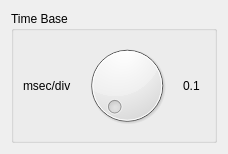
The window that frontend/Osci/timecontrol.ui (mru00/SampleScope) describes before a commit, drawn with Qt 5.
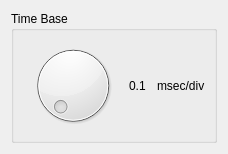
The same window after the commit.

```diff
--- a/frontend/Osci/timecontrol.ui
+++ b/frontend/Osci/timecontrol.ui
@@ -20,13 +20,6 @@
       <string>Time Base</string>
      </property>
      <layout class="QHBoxLayout" name="horizontalLayout">
-      <item>
-       <widget class="QLabel" name="labelUnit">
-        <property name="text">
-         <string>msec/div</string>
-        </property>
-       </widget>
-      </item>
       <item>
        <widget class="QDial" name="dialDelay">
         <property name="pageStep">
@@ -41,6 +34,13 @@
         </property>
        </widget>
       </item>
+      <item>
+       <widget class="QLabel" name="labelUnit">
+        <property name="text">
+         <string>msec/div</string>
+        </property>
+       </widget>
+      </item>
      </layout>
     </widget>
    </item>
```
